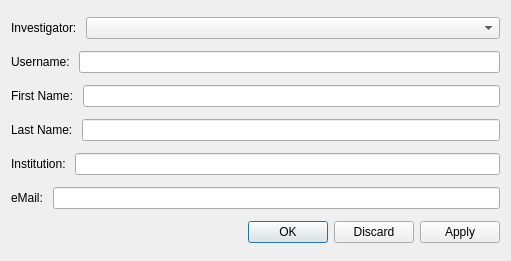
Qt form src/db/investigatorDialog.ui (neuroethology/bento) before a commit.
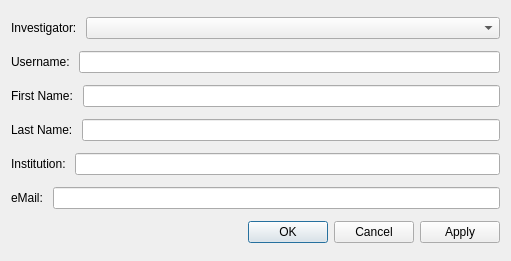
The same form after that commit.

Commit message: Fix bugs in animal dialog, rename button to Cancel

What changed in the file:
```diff
--- a/src/db/investigatorDialog.ui
+++ b/src/db/investigatorDialog.ui
@@ -117,7 +117,7 @@
       <enum>Qt::Horizontal</enum>
      </property>
      <property name="standardButtons">
-      <set>QDialogButtonBox::Apply|QDialogButtonBox::Discard|QDialogButtonBox::Ok</set>
+      <set>QDialogButtonBox::Apply|QDialogButtonBox::Cancel|QDialogButtonBox::Ok</set>
      </property>
     </widget>
    </item>
```
Left out of the diff: 10 changed lines with no effect on the pictures. The commit also changes 8 other files.
